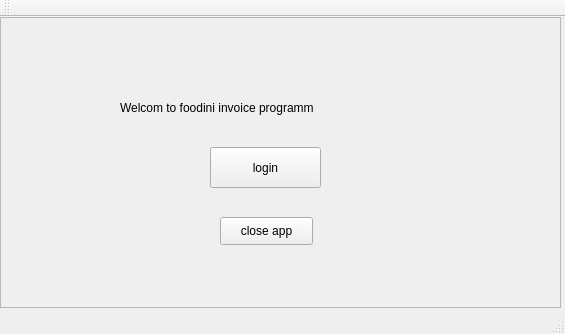
Above: mainwindow.ui from ben272503/invoided before the change. Below: the same form after it.
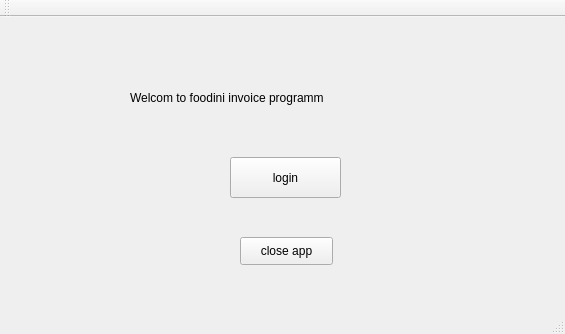
That is the form after the change.

Commit message: login close the main window and the main window now contain a picture

Patch:
```diff
--- a/mainwindow.ui
+++ b/mainwindow.ui
@@ -14,29 +14,46 @@
    <string>MainWindow</string>
   </property>
   <widget class="QWidget" name="centralWidget">
-   <widget class="QFrame" name="frame">
+   <widget class="QLabel" name="label">
     <property name="geometry">
      <rect>
-      <x>0</x>
-      <y>0</y>
-      <width>561</width>
-      <height>291</height>
+      <x>130</x>
+      <y>50</y>
+      <width>311</width>
+      <height>61</height>
      </rect>
     </property>
-    <property name="frameShape">
-     <enum>QFrame::StyledPanel</enum>
+    <property name="styleSheet">
+     <string notr="true">font: 11pt &quot;Segoe UI Symbol&quot;;</string>
     </property>
-    <property name="frameShadow">
-     <enum>QFrame::Raised</enum>
+    <property name="text">
+     <string>Welcom to foodini invoice programm</string>
     </property>
+   </widget>
+   <widget class="QPushButton" name="pushButton">
+    <property name="geometry">
+     <rect>
+      <x>230</x>
+      <y>140</y>
+      <width>111</width>
+      <height>41</height>
+     </rect>
+    </property>
+    <property name="styleSheet">
+     <string notr="true">font: 12pt &quot;MS Shell Dlg 2&quot;;</string>
+    </property>
+    <property name="text">
+     <string>login</string>
+    </property>
+   </widget>
     <widget class="QPushButton" name="pushButton_2">
      <property name="enabled">
       <bool>true</bool>
      </property>
      <property name="geometry">
       <rect>
-       <x>220</x>
-       <y>200</y>
+      <x>240</x>
+      <y>220</y>
        <width>93</width>
        <height>28</height>
       </rect>
@@ -45,39 +62,26 @@
       <string>close app</string>
      </property>
     </widget>
-    <widget class="QPushButton" name="pushButton">
+   <widget class="QLabel" name="label_pic">
      <property name="geometry">
       <rect>
-       <x>210</x>
-       <y>130</y>
-       <width>111</width>
-       <height>41</height>
+      <x>4</x>
+      <y>5</y>
+      <width>561</width>
+      <height>261</height>
       </rect>
      </property>
      <property name="styleSheet">
-      <string notr="true">font: 12pt &quot;MS Shell Dlg 2&quot;;</string>
+     <string notr="true"/>
      </property>
      <property name="text">
-      <string>login</string>
-     </property>
-    </widget>
-    <widget class="QLabel" name="label">
-     <property name="geometry">
-      <rect>
-       <x>120</x>
-       <y>60</y>
-       <width>311</width>
-       <height>61</height>
-      </rect>
-     </property>
-     <property name="styleSheet">
-      <string notr="true">font: 11pt &quot;Segoe UI Symbol&quot;;</string>
-     </property>
-     <property name="text">
-      <string>Welcom to foodini invoice programm</string>
-     </property>
-    </widget>
-   </widget>
+     <string/>
+    </property>
+   </widget>
+   <zorder>label_pic</zorder>
+   <zorder>label</zorder>
+   <zorder>pushButton</zorder>
+   <zorder>pushButton_2</zorder>
   </widget>
   <widget class="QMenuBar" name="menuBar">
    <property name="geometry">
```
Lines whose indentation alone changed are shown as unchanged. The commit also changes 14 other files.
